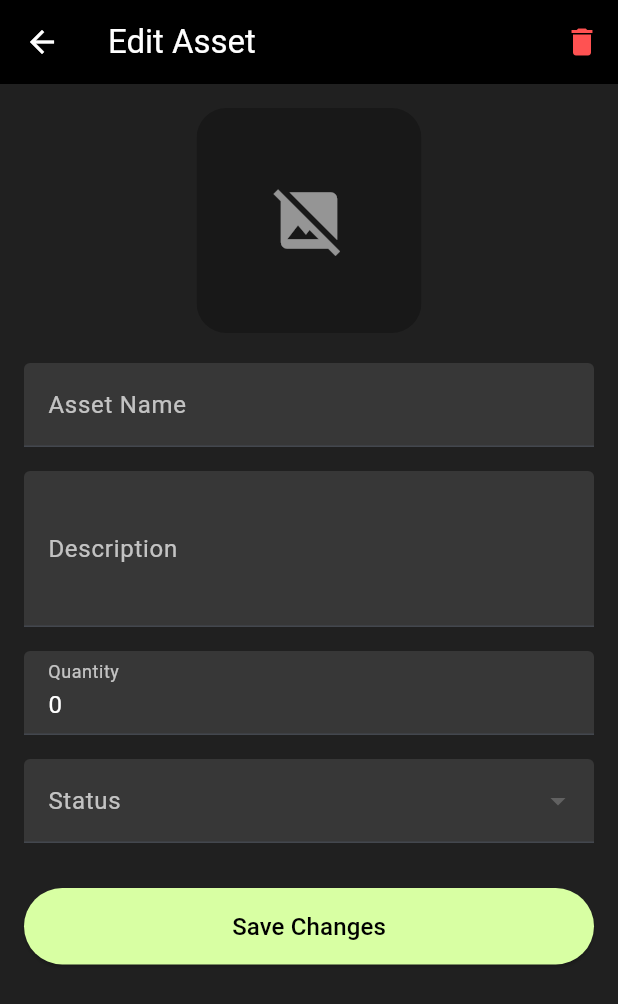
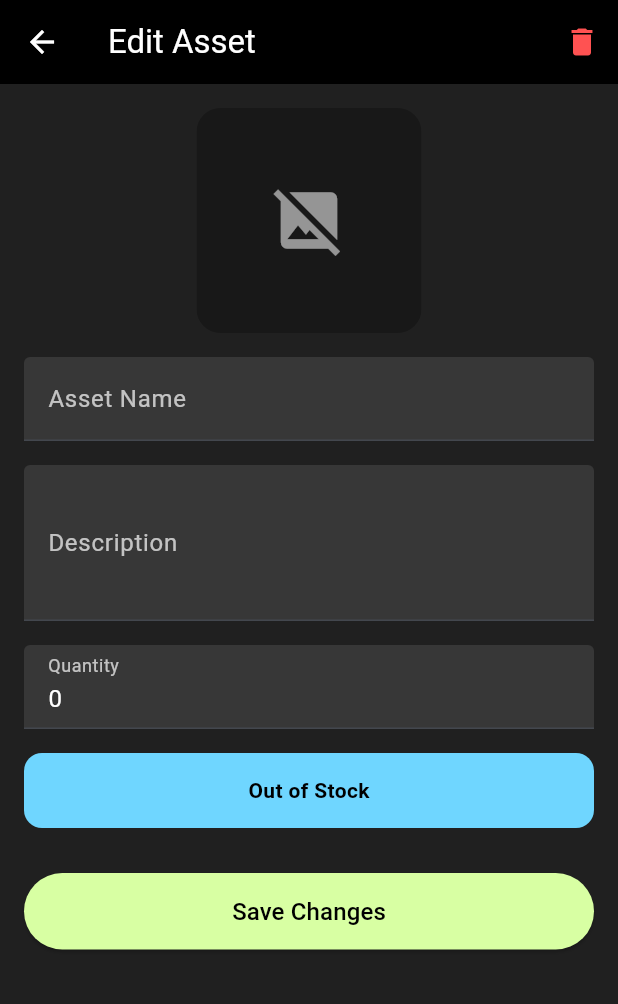
Before and after one commit to g4rty/asset_bor, a Flutter app: the EditAssetPage screen opened directly with empty values, on a phone screen of 412 x 824 dp. Shown: the top 1004 px of the screen. Run offline on Flutter 3.47's test engine with Material 3 defaults, Android fonts, the phone set to English and light mode, and no system bars; our stand-ins replace image_picker, shared_preferences; accounts and stored records are empty.

Commit message:
fix code

```diff
--- a/lib/config.dart
+++ b/lib/config.dart
@@ -1,6 +1,6 @@
-// class AppConfig {
-//   static const String baseUrl = 'http://192.168.1.100:3000';
-// }
+class AppConfig {
+  static const String baseUrl = 'http://192.168.1.100:3000';
+}
 
 // class AppConfig {
 //   // static const String baseUrl = 'http://192.168.1.100:3000';
@@ -12,6 +12,6 @@
 // }
 
 // pub
-class AppConfig {
-  static const String baseUrl = 'http://localhost:3000';
-}
+// class AppConfig {
+//   static const String baseUrl = 'http://localhost:3000';
+// }
--- a/lib/staff/add_asset_page.dart
+++ b/lib/staff/add_asset_page.dart
@@ -47,7 +47,7 @@ class _AddAssetPageState extends State<AddAssetPage> {
     setState(() => _isLoading = true);
 
     final uri = Uri.parse(
-      '${AppConfig.baseUrl}/api/assets',
+      '${AppConfig.baseUrl}/staff/assets',
     ); // ⚠️ Replace with your backend URL
     final request = http.MultipartRequest('POST', uri);
 
--- a/lib/staff/edit_asset_page.dart
+++ b/lib/staff/edit_asset_page.dart
@@ -1,8 +1,8 @@
 import 'dart:io';
 import 'package:flutter/material.dart';
+import 'package:image_picker/image_picker.dart';
 import 'package:http/http.dart' as http;
-import 'package:image_picker/image_picker.dart';
-import 'package:asset_bor/config.dart';
+import '../config.dart';
 
 class EditAssetPage extends StatefulWidget {
   final int assetId;
@@ -10,7 +10,7 @@ class EditAssetPage extends StatefulWidget {
   final String description;
   final int quantity;
   final String status;
-  final String? imageUrl;
+  final String imageUrl;
 
   const EditAssetPage({
     super.key,
@@ -19,7 +19,7 @@ class EditAssetPage extends StatefulWidget {
     required this.description,
     required this.quantity,
     required this.status,
-    this.imageUrl,
+    required this.imageUrl,
   });
 
   @override
@@ -45,32 +45,25 @@ class _EditAssetPageState extends State<EditAssetPage> {
     _status = widget.status;
   }
 
-  // เลือกรูปจาก gallery
   Future<void> _pickImage() async {
     final picker = ImagePicker();
     final picked = await picker.pickImage(source: ImageSource.gallery);
-    if (picked != null) {
-      setState(() => _imageFile = File(picked.path));
-    }
+    if (picked != null) setState(() => _imageFile = File(picked.path));
   }
 
-  // บันทึก asset
   Future<void> _saveAsset() async {
     setState(() => _isSaving = true);
-
     int qty = int.tryParse(_quantityController.text) ?? 0;
-
-    // ถ้า quantity = 0 ให้ status เป็น Borrowed
-    String statusToSend = qty == 0 ? 'Borrowed' : _status;
+    String statusToSend = qty == 0 ? 'Out of Stock' : _status;
 
     final uri = Uri.parse(
-      '${AppConfig.baseUrl}/api/assets/${widget.assetId}',
+      '${AppConfig.baseUrl}/staff/assets/${widget.assetId}',
     );
     var request = http.MultipartRequest('PUT', uri);
 
     request.fields['name'] = _nameController.text;
     request.fields['description'] = _descController.text;
-    request.fields['quantity'] = _quantityController.text;
+    request.fields['quantity'] = qty.toString();
     request.fields['status'] = statusToSend;
 
     if (_imageFile != null) {
@@ -110,14 +103,14 @@ class _EditAssetPageState extends State<EditAssetPage> {
     }
   }
 
-  // ลบ asset
   Future<void> _deleteAsset() async {
     final uri = Uri.parse(
-      '${AppConfig.baseUrl}/api/assets/${widget.assetId}',
+      '${AppConfig.baseUrl}/staff/assets/${widget.assetId}',
     );
     try {
       final response = await http.delete(uri);
       if (!mounted) return;
+
       if (response.statusCode == 200) {
         ScaffoldMessenger.of(context).showSnackBar(
           const SnackBar(content: Text('🗑️ Asset deleted successfully')),
@@ -126,7 +119,7 @@ class _EditAssetPageState extends State<EditAssetPage> {
       } else {
         ScaffoldMessenger.of(context).showSnackBar(
           SnackBar(
-            content: Text('❌ Failed to delete asset: ${response.statusCode}'),
+            content: Text('❌ Failed to delete asset (${response.statusCode})'),
           ),
         );
       }
@@ -141,11 +134,14 @@ class _EditAssetPageState extends State<EditAssetPage> {
   void _showDeletePopup() {
     showDialog(
       context: context,
-      builder: (context) => AlertDialog(
+      builder: (context) {
+        return AlertDialog(
           backgroundColor: const Color(0xFF1F1F1F),
-        shape: RoundedRectangleBorder(borderRadius: BorderRadius.circular(16)),
+          shape: RoundedRectangleBorder(
+            borderRadius: BorderRadius.circular(16),
+          ),
           title: const Text(
-          'Are you sure you want to delete this item?',
+            'Are you sure to delete this item?',
             style: TextStyle(color: Colors.white),
           ),
           actions: [
@@ -157,37 +153,43 @@ class _EditAssetPageState extends State<EditAssetPage> {
                 Navigator.pop(context);
                 await _deleteAsset();
               },
-            child: const Text('Delete', style: TextStyle(color: Colors.black)),
+              child: const Text(
+                'Delete',
+                style: TextStyle(color: Colors.black),
+              ),
             ),
             TextButton(
               style: TextButton.styleFrom(
                 backgroundColor: const Color(0xFFFFA3A3),
               ),
               onPressed: () => Navigator.pop(context),
-            child: const Text('Cancel', style: TextStyle(color: Colors.black)),
+              child: const Text(
+                'Cancel',
+                style: TextStyle(color: Colors.black),
+              ),
             ),
           ],
-      ),
+        );
+      },
     );
   }
 
   Widget _buildImageWidget() {
     ImageProvider? imageProvider;
-
     if (_imageFile != null) {
       imageProvider = FileImage(_imageFile!);
-    } else if (widget.imageUrl != null) {
-      if (widget.imageUrl!.startsWith('http')) {
-        imageProvider = NetworkImage(widget.imageUrl!);
+    } else if (widget.imageUrl.isNotEmpty) {
+      if (widget.imageUrl.startsWith('http')) {
+        imageProvider = NetworkImage(widget.imageUrl);
       } else {
-        imageProvider = AssetImage(widget.imageUrl!);
+        imageProvider = AssetImage(widget.imageUrl);
       }
     }
 
     return GestureDetector(
       onTap: _pickImage,
       child: ClipRRect(
-        borderRadius: BorderRadius.circular(20),
+        borderRadius: BorderRadius.circular(16),
         child: Container(
           width: 150,
           height: 150,
@@ -202,6 +204,58 @@ class _EditAssetPageState extends State<EditAssetPage> {
         ),
       ),
     );
+  }
+
+  Widget _buildStatusField() {
+    int qty = int.tryParse(_quantityController.text) ?? 0;
+
+    if (qty == 0) {
+      // quantity = 0 → แสดง Out of Stock
+      _status = 'Out of Stock';
+      return Container(
+        height: 50,
+        alignment: Alignment.center,
+        padding: const EdgeInsets.symmetric(horizontal: 12),
+        decoration: BoxDecoration(
+          color: const Color.fromARGB(
+            255,
+            111,
+            214,
+            255,
+          ), // สีเดียวกับ Borrowed เดิม
+          borderRadius: BorderRadius.circular(12),
+        ),
+        child: const Text(
+          'Out of Stock',
+          style: TextStyle(color: Colors.black, fontWeight: FontWeight.bold),
+        ),
+      );
+    } else {
+      // quantity > 0 → Dropdown ปกติ
+      if (_status == 'Out of Stock') _status = 'Available';
+      return DropdownButtonFormField<String>(
+        value: _status,
+        dropdownColor: const Color(0xFF424242), // สี background ของ dropdown
+        items: const [
+          DropdownMenuItem(
+            value: 'Available',
+            child: Text('Available', style: TextStyle(color: Colors.white)),
+          ),
+          DropdownMenuItem(
+            value: 'Disable',
+            child: Text('Disable', style: TextStyle(color: Colors.white)),
+          ),
+        ],
+        onChanged: (value) => setState(() => _status = value!),
+        decoration: const InputDecoration(
+          labelText: 'Status',
+          labelStyle: TextStyle(color: Colors.white70),
+          filled: true,
+          fillColor: Colors.white10,
+        ),
+        style: const TextStyle(color: Colors.white),
+      );
+    }
   }
 
   @override
@@ -224,10 +278,10 @@ class _EditAssetPageState extends State<EditAssetPage> {
           : SingleChildScrollView(
               padding: const EdgeInsets.all(16),
               child: Column(
-                crossAxisAlignment: CrossAxisAlignment.center,
+                crossAxisAlignment: CrossAxisAlignment.start,
                 children: [
                   Center(child: _buildImageWidget()),
-                  const SizedBox(height: 20),
+                  const SizedBox(height: 16),
                   TextField(
                     controller: _nameController,
                     style: const TextStyle(color: Colors.white),
@@ -261,45 +315,10 @@ class _EditAssetPageState extends State<EditAssetPage> {
                       filled: true,
                       fillColor: Colors.white10,
                     ),
-                    onChanged: (val) {
-                      int qty = int.tryParse(val) ?? 0;
-                      setState(() {
-                        _status = qty == 0 ? 'Borrowed' : _status;
-                      });
-                    },
+                    onChanged: (val) => setState(() {}),
                   ),
                   const SizedBox(height: 16),
-                  DropdownButtonFormField<String>(
-                    value: _status,
-                    dropdownColor: Colors.grey[900],
-                    items: const [
-                      DropdownMenuItem(
-                        value: 'Available',
-                        child: Text('Available'),
-                      ),
-                      DropdownMenuItem(
-                        value: 'Borrowed',
-                        child: Text('Borrowed'),
-                      ),
-                      DropdownMenuItem(
-                        value: 'Disable',
-                        child: Text('Disable'),
-                      ),
-                    ],
-                    onChanged: (value) {
-                      int qty = int.tryParse(_quantityController.text) ?? 0;
-                      if (qty == 0)
-                        return; // บังคับ status เป็น Borrowed ถ้า qty=0
-                      setState(() => _status = value!);
-                    },
-                    decoration: const InputDecoration(
-                      labelText: 'Status',
-                      labelStyle: TextStyle(color: Colors.white70),
-                      filled: true,
-                      fillColor: Colors.white10,
-                    ),
-                    style: const TextStyle(color: Colors.white),
-                  ),
+                  _buildStatusField(),
                   const SizedBox(height: 30),
                   SizedBox(
                     width: double.infinity,
```
Also changed, not shown: lib/staff/staff_assets_list.dart (+142 -168 lines). Lines whose indentation alone changed are shown as unchanged.
